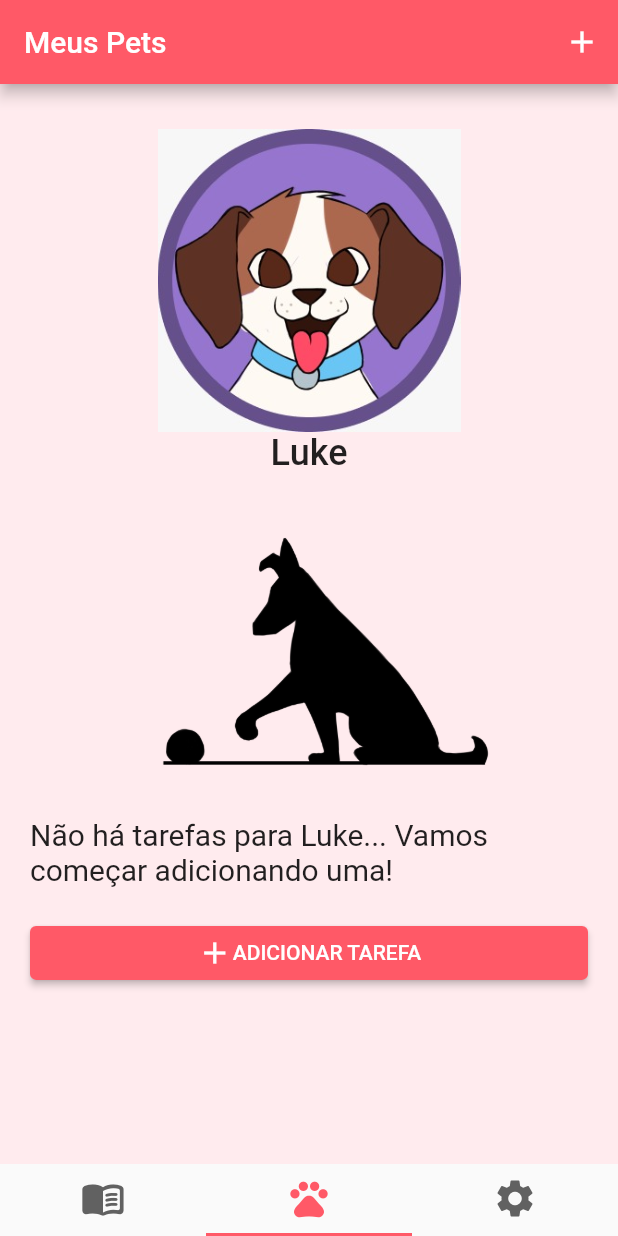
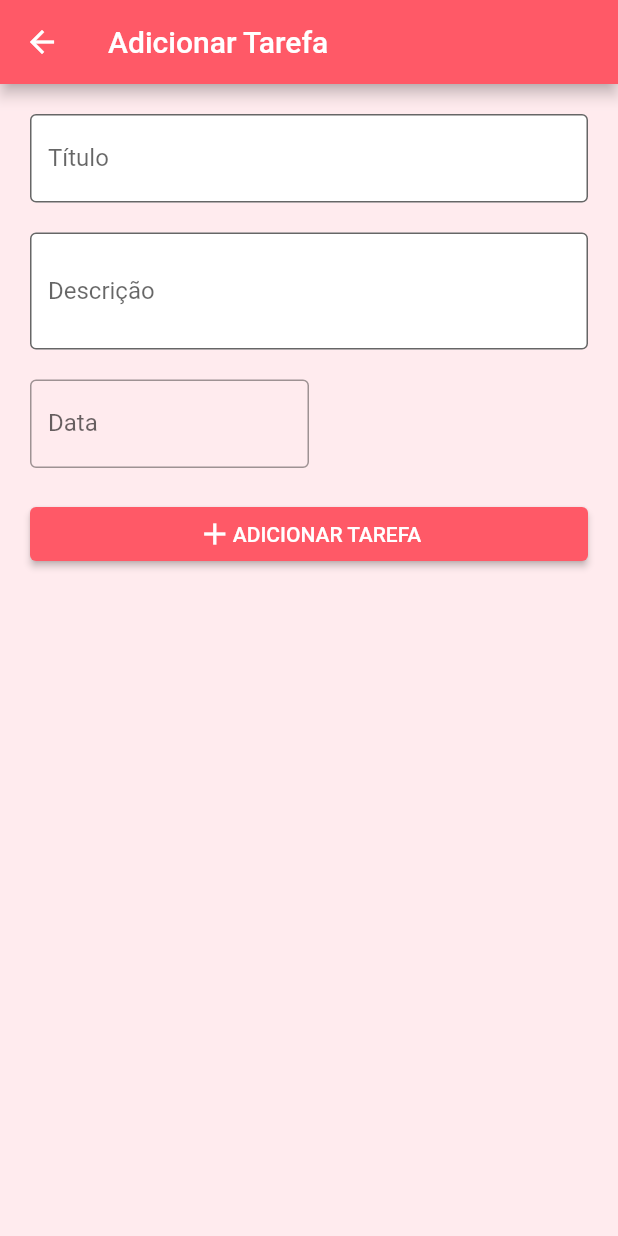
Before and after one commit to VitorEstevam/app-pets, a Flutter app: the screen it shows after launch, tab 2 chosen, after a tap on "ADICIONAR TAREFA", on a phone screen of 412 x 824 dp. Run offline on Flutter 3.47's test engine with Material 2 defaults, Android fonts, the phone set to English and light mode, and no system bars; our stand-ins replace flutter_mobx, mobx; generated files the repository leaves out were written again.

Commit message:
page add_task

```diff
--- /dev/null
+++ b/lib/classes/task.dart
@@ -0,0 +1,37 @@
+enum taskType{
+  unique, weekly, progressive
+}
+
+class Task { //unique
+  String? title;
+  String? description;
+  DateTime? date;
+  bool done = false;
+
+  Task.unique({this.title, this.description, this.date});
+}
+
+  // // Read-only non-final property
+  // int? get launchYear => launchDate?.year;
+
+  // // Constructor, with syntactic sugar for assignment to members.
+  // Spacecraft(this.name, this.launchDate) {
+  //   // Initialization code goes here.
+  // }
+
+  // // Named constructor that forwards to the default one.
+  // Spacecraft.unlaunched(String name) : this(name, null);
+
+  // // Method.
+  // void describe() {
+  //   print('Spacecraft: $name');
+  //   // Type promotion doesn't work on getters.
+  //   var launchDate = this.launchDate;
+  //   if (launchDate != null) {
+  //     int years =
+  //         DateTime.now().difference(launchDate).inDays ~/ 365;
+  //     print('Launched: $launchYear ($years years ago)');
+  //   } else {
+  //     print('Unlaunched');
+  //   }
+  // }
--- a/lib/consts/routes.dart
+++ b/lib/consts/routes.dart
@@ -1,4 +1,4 @@
-import 'package:app_pets/pages/page_home.dart';
+import 'package:app_pets/pages/page_pets.dart';
 import 'package:app_pets/pages/pages.dart';
 import 'package:flutter/material.dart';
 
--- a/lib/main.dart
+++ b/lib/main.dart
@@ -1,7 +1,7 @@
+import 'package:app_pets/pages/pages.dart';
 import 'package:flutter/material.dart';
 import 'package:provider/provider.dart';
 
-import 'package:app_pets/consts/routes.dart';
 import 'package:app_pets/consts/theme.dart';
 import 'package:app_pets/consts/provider_stores.dart';
 
@@ -23,7 +23,6 @@ class AppRoot extends StatelessWidget {
         debugShowCheckedModeBanner: false,
         title: 'App Pets',
         theme: theme,
-        initialRoute: '/',
-        routes: routes);
+        home: const TabBarHandler());
   }
 }
--- /dev/null
+++ b/lib/pages/page_add_task.dart
@@ -0,0 +1,137 @@
+import 'dart:convert';
+
+import 'package:app_pets/classes/task.dart';
+import 'package:flutter/material.dart';
+import 'package:intl/intl.dart';
+
+class PageAddTask extends StatefulWidget {
+  const PageAddTask({Key? key}) : super(key: key);
+
+  @override
+  State<PageAddTask> createState() => _PageAddTaskState();
+}
+
+class _PageAddTaskState extends State<PageAddTask> {
+  final _formKey = GlobalKey<FormState>();
+  TextEditingController dateinput = TextEditingController();
+
+  Task task = Task.unique();
+
+  @override
+  Widget build(BuildContext context) {
+    return Scaffold(
+      // resizeToAvoidBottomInset: false,
+      backgroundColor: Theme.of(context).backgroundColor,
+      appBar: AppBar(
+        title: const Text("Adicionar Tarefa"),
+      ),
+      body: SingleChildScrollView(
+        child: Padding(
+          padding: const EdgeInsets.symmetric(horizontal: 20.0),
+          child: Form(
+            key: _formKey,
+            child: Column(
+              crossAxisAlignment: CrossAxisAlignment.start,
+              children: [
+                Container(height: 20),
+                TextFormField(
+                  decoration: const InputDecoration(
+                    filled: true,
+                    fillColor: Colors.white,
+                    labelText: 'Título',
+                    border: OutlineInputBorder(),
+                  ),
+                  validator: (value) {
+                    if (value == null || value.isEmpty) {
+                      return 'Por favor, preencha o título';
+                    }
+                    return null;
+                  },
+                  onFieldSubmitted: (String val) {
+                    task.title = val;
+                  },
+                ),
+                Container(height: 20),
+                TextFormField(
+                  keyboardType: TextInputType.multiline,
+                  maxLines: 2,
+                  textAlign: TextAlign.start,
+                  textAlignVertical: TextAlignVertical.top,
+                  decoration: const InputDecoration(
+                    filled: true,
+                    fillColor: Colors.white,
+                    labelText: 'Descrição',
+                    border: OutlineInputBorder(),
+                  ),
+                  validator: (value) {
+                    if (value == null || value.isEmpty) {
+                      return 'Por favor, preencha a descrição';
+                    }
+                    return null;
+                  },
+                  onFieldSubmitted: (String val) {
+                    task.description = val;
+                  },
+                ),
+                Container(height: 20),
+                FractionallySizedBox(
+                  widthFactor: 0.5,
+                  child: TextField(
+                    controller: dateinput,
+                    decoration: const InputDecoration(
+                      labelText: "Data",
+                      border: OutlineInputBorder(),
+                    ),
+                    readOnly: true,
+                    onTap: () async {
+                      DateTime? pickedDate = await showDatePicker(
+                        context: context,
+                        initialDate: DateTime.now(),
+                        firstDate: DateTime.now(),
+                        lastDate: DateTime(2022),
+                      );
+
+                      if (pickedDate != null) {
+                        String formattedDate =
+                            DateFormat('yyyy-MM-dd').format(pickedDate);
+                        setState(
+                          () {
+                            dateinput.text = formattedDate;
+                            task.date = pickedDate;
+                          },
+                        );
+                      }
+                    },
+                  ),
+                ),
+                Container(height: 20),
+                ElevatedButton(
+                  onPressed: () {
+                    if (_formKey.currentState!.validate()) {
+                      ScaffoldMessenger.of(context).showSnackBar(
+                        const SnackBar(content: Text('Processing Data')),
+                      );
+                    }
+                    print(json.encode(task));
+                  },
+                  child: FractionallySizedBox(
+                    widthFactor: 1,
+                    child: Center(
+                      child: Row(
+                        mainAxisAlignment: MainAxisAlignment.center,
+                        children: const [
+                          Icon(Icons.add),
+                          Text('ADICIONAR TAREFA'),
+                        ],
+                      ),
+                    ),
+                  ),
+                ),
+              ],
+            ),
+          ),
+        ),
+      ),
+    );
+  }
+}
--- a/lib/pages/page_home.dart
+++ b/lib/pages/page_pets.dart
@@ -1,16 +1,17 @@
+import 'package:app_pets/pages/page_add_task.dart';
 import 'package:app_pets/stores/example/example.dart';
 import 'package:app_pets/widgets/image_loader.dart';
 import 'package:flutter/material.dart';
 import 'package:flutter_mobx/flutter_mobx.dart';
 import 'package:provider/src/provider.dart';
 
-class PageHome extends StatelessWidget {
-  const PageHome({Key? key}) : super(key: key);
+class PagePets extends StatelessWidget {
+  const PagePets({Key? key}) : super(key: key);
 
   @override
   Widget build(BuildContext context) {
     return Scaffold(
-      backgroundColor: Colors.transparent,
+      backgroundColor: Theme.of(context).backgroundColor,
       appBar: AppBar(
         title: const Text("Meus Pets"),
         actions: [IconButton(onPressed: () => {}, icon: const Icon(Icons.add))],
@@ -22,19 +23,17 @@ class PageHome extends StatelessWidget {
             const SizedBox(height: 30),
             Expanded(
               flex: 1,
-              child: Container(
+              child: SizedBox(
                 width: double.infinity,
-                child: Column(children: [
+                child: Column(children: const [
                   Expanded(
-                    child: Container(
-                      child: const FittedBox(
-                        fit: BoxFit.fitHeight,
-                        alignment: Alignment.bottomCenter,
-                        child: ImageLoader("lib/assets/dog1.jpeg"),
-                      ),
+                    child: FittedBox(
+                      fit: BoxFit.fitHeight,
+                      alignment: Alignment.bottomCenter,
+                      child: ImageLoader("lib/assets/dog1.jpeg"),
                     ),
                   ),
-                  const Text(
+                  Text(
                     "Luke",
                     style: TextStyle(
                       fontSize: 24,
@@ -66,7 +65,12 @@ class PageHome extends StatelessWidget {
                     ),
                     Container(height: 20),
                     ElevatedButton(
-                      onPressed: () => {},
+                      onPressed: () {
+                        Navigator.push(
+                          context,
+                          MaterialPageRoute(builder: (context) => const PageAddTask()),
+                        );
+                      },
                       child: Row(
                         mainAxisAlignment: MainAxisAlignment.center,
                         children: const [
--- a/lib/pages/pages.dart
+++ b/lib/pages/pages.dart
@@ -1,5 +1,5 @@
 
-import 'package:app_pets/pages/page_home.dart';
+import 'package:app_pets/pages/page_pets.dart';
 import 'package:flutter/material.dart';
 
 class TabBarHandler extends StatelessWidget {
@@ -32,11 +32,11 @@ class TabBarHandler extends StatelessWidget {
           child: const TabBarView(
             children: <Widget>[
               Center(
-                child: Text("It's cloudy here"),
+                child: Text("Noticias"),
               ),
-              PageHome(),
+              PagePets(),
               Center(
-                child: Text("It's sunny here"),
+                child: Text("Configs"),
               ),
             ],
           ),
--- a/pubspec.yaml
+++ b/pubspec.yaml
@@ -32,6 +32,7 @@ dependencies:
   provider: ^6.0.1
   mobx: ^2.0.0
   flutter_mobx: ^2.0.0
+  intl: ^0.17.0 #formatter
 
   # The following adds the Cupertino Icons font to your application.
   # Use with the CupertinoIcons class for iOS style icons.
```
Also changed, not shown: lib/widgets/date_picker.dart (added, +70 -0 lines), pubspec.lock.
